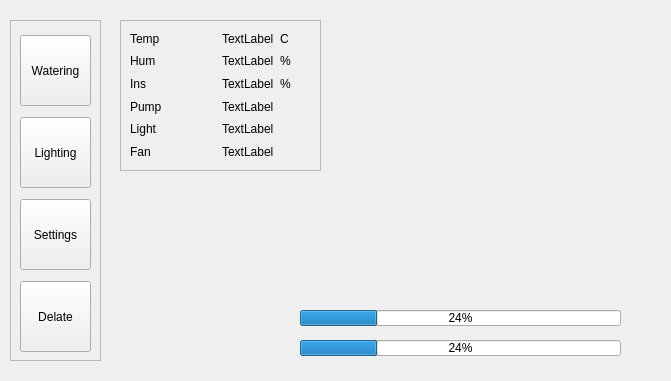
Old version of the form GreenhouseSystem/src/SectionWidget/section.ui in the repository JakubAleksander/GreenhouseSystem.
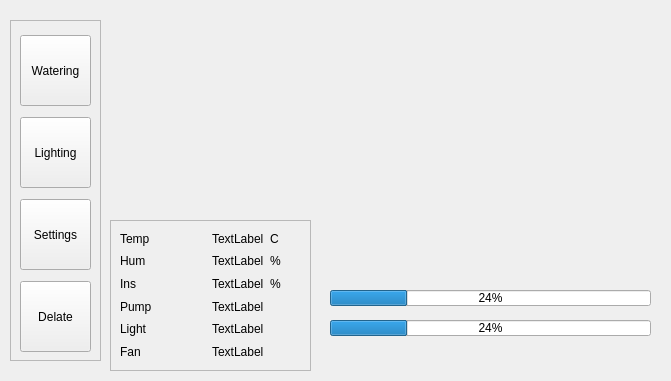
New version of the form.

Commit message: Add light button function

The edit to the form file:
```diff
--- a/GreenhouseSystem/src/SectionWidget/section.ui
+++ b/GreenhouseSystem/src/SectionWidget/section.ui
@@ -16,8 +16,8 @@
   <widget class="QProgressBar" name="pb_watering">
    <property name="geometry">
     <rect>
-     <x>300</x>
-     <y>310</y>
+     <x>330</x>
+     <y>290</y>
      <width>321</width>
      <height>16</height>
     </rect>
@@ -29,8 +29,8 @@
   <widget class="QProgressBar" name="pb_lighting">
    <property name="geometry">
     <rect>
-     <x>300</x>
-     <y>340</y>
+     <x>330</x>
+     <y>320</y>
      <width>321</width>
      <height>16</height>
     </rect>
@@ -146,8 +146,8 @@
   <widget class="QFrame" name="frame_2">
    <property name="geometry">
     <rect>
-     <x>120</x>
-     <y>20</y>
+     <x>110</x>
+     <y>220</y>
      <width>201</width>
      <height>151</height>
     </rect>
@@ -158,7 +158,7 @@
    <property name="frameShadow">
     <enum>QFrame::Raised</enum>
    </property>
-   <widget class="QWidget" name="">
+   <widget class="QWidget" name="layoutWidget">
     <property name="geometry">
      <rect>
       <x>10</x>
```
The commit also changes 3 other files.
